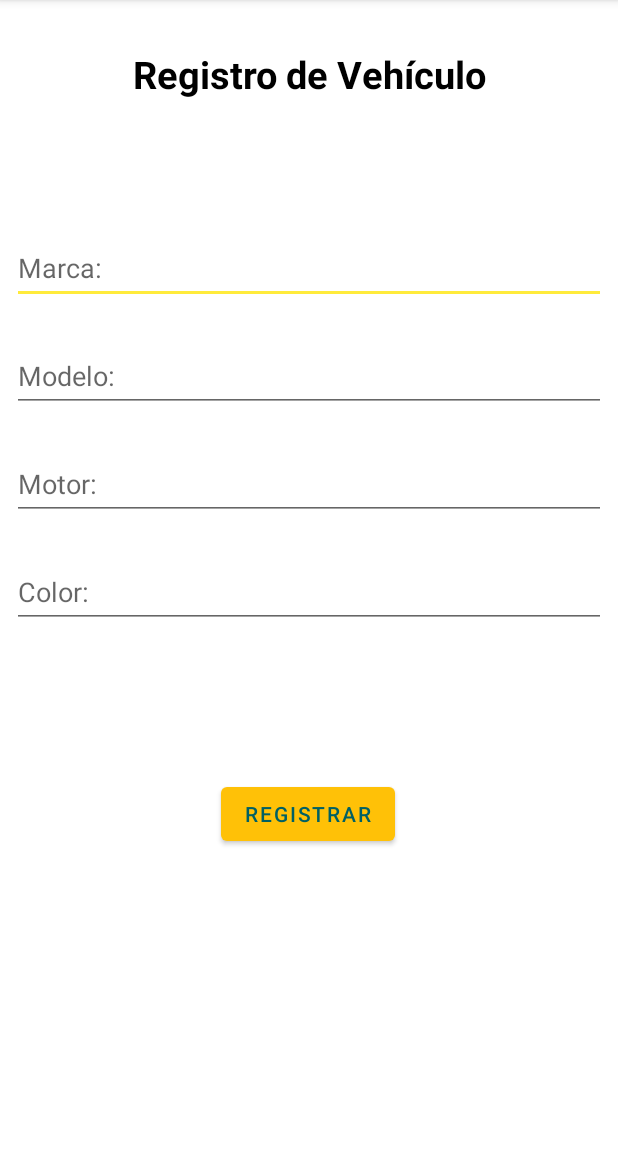
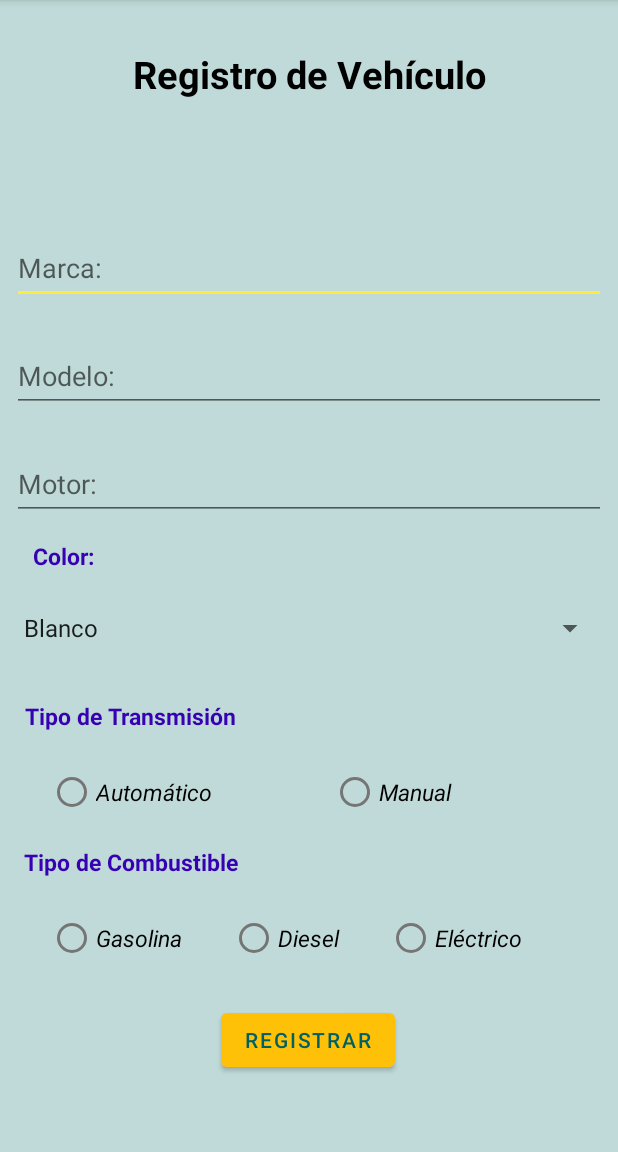
Before and after one commit to poncegamez1/CarsApp, an Android app: the screen it shows after launch (RegistroVehiculoActivity), on a phone screen of 412 x 824 dp, the part 84-1236 px from its top. Run offline under Robolectric (Android 15) with nearby library versions, the light colour scheme and no system bars.

Commit message:
Interfaz de registro de vehículo: se agregó spinner y radio buttons de transmisión y  combustible.

```diff
--- a/app/src/main/java/com/poncegamez/carsapp/RegistroVehiculoActivity.kt
+++ b/app/src/main/java/com/poncegamez/carsapp/RegistroVehiculoActivity.kt
@@ -4,6 +4,7 @@ import androidx.appcompat.app.AppCompatActivity
 import android.os.Bundle
 import android.widget.Button
 import android.widget.EditText
+import android.widget.Spinner
 
 class RegistroVehiculoActivity : AppCompatActivity() {
     override fun onCreate(savedInstanceState: Bundle?) {
@@ -14,7 +15,7 @@ class RegistroVehiculoActivity : AppCompatActivity() {
         var marcaEditText: EditText = findViewById(R.id.marca_edit_text)
         var modeloEditText: EditText = findViewById(R.id.modelo_edit_text)
         var motorEditText: EditText = findViewById(R.id.motor_edit_text)
-        var colorEditText: EditText = findViewById(R.id.color_edit_text)
+        val colorVehiculo: Spinner = findViewById(R.id.colores_spinner)
 
     }
 }
--- a/app/src/main/res/layout/activity_main.xml
+++ b/app/src/main/res/layout/activity_main.xml
@@ -4,7 +4,8 @@
     xmlns:app="http://schemas.android.com/apk/res-auto"
     xmlns:tools="http://schemas.android.com/tools"
     android:layout_width="match_parent"
-    android:layout_height="match_parent">
+    android:layout_height="match_parent"
+    android:background="#BFDAD8">
 
     <androidx.constraintlayout.widget.ConstraintLayout
         android:layout_width="match_parent"
--- a/app/src/main/res/layout/activity_registro_vehiculo.xml
+++ b/app/src/main/res/layout/activity_registro_vehiculo.xml
@@ -1,9 +1,16 @@
 <?xml version="1.0" encoding="utf-8"?>
-<androidx.constraintlayout.widget.ConstraintLayout xmlns:android="http://schemas.android.com/apk/res/android"
+
+<ScrollView xmlns:android="http://schemas.android.com/apk/res/android"
     xmlns:app="http://schemas.android.com/apk/res-auto"
     xmlns:tools="http://schemas.android.com/tools"
     android:layout_width="match_parent"
     android:layout_height="match_parent"
+    android:background="#BFDAD8">
+
+    <androidx.constraintlayout.widget.ConstraintLayout
+        android:layout_width="match_parent"
+        android:layout_height="wrap_content"
+        android:background="#BFDAD8"
         tools:context=".RegistroVehiculoActivity">
 
         <TextView
@@ -24,26 +31,26 @@
             android:layout_marginStart="8dp"
             android:layout_marginTop="88dp"
             android:layout_marginEnd="8dp"
+            android:autofillHints=""
             android:ems="10"
             android:hint="@string/marca"
             android:inputType="textPersonName"
             android:minHeight="48dp"
             app:layout_constraintEnd_toEndOf="parent"
             app:layout_constraintStart_toStartOf="parent"
-        app:layout_constraintTop_toBottomOf="@+id/textView10"
-        android:autofillHints="" />
+            app:layout_constraintTop_toBottomOf="@+id/textView10" />
 
         <Button
             android:id="@+id/registrar_button"
             android:layout_width="wrap_content"
             android:layout_height="wrap_content"
-        android:layout_marginTop="100dp"
+            android:layout_marginTop="20dp"
             android:text="@string/botonregistrar"
             android:textColor="#006064"
             app:layout_constraintEnd_toEndOf="parent"
             app:layout_constraintHorizontal_bias="0.498"
             app:layout_constraintStart_toStartOf="parent"
-        app:layout_constraintTop_toBottomOf="@+id/color_edit_text" />
+            app:layout_constraintTop_toBottomOf="@+id/radioGroup2" />
 
         <EditText
             android:id="@+id/modelo_edit_text"
@@ -77,19 +84,123 @@
             app:layout_constraintStart_toStartOf="parent"
             app:layout_constraintTop_toBottomOf="@+id/modelo_edit_text" />
 
-    <EditText
-        android:id="@+id/color_edit_text"
+        <Spinner
+            android:id="@+id/colores_spinner"
             android:layout_width="0dp"
             android:layout_height="wrap_content"
             android:layout_marginStart="8dp"
+            android:layout_marginTop="48dp"
+            android:layout_marginEnd="8dp"
+            android:entries="@array/colores"
+            android:minHeight="48dp"
+            android:spinnerMode="dropdown"
+            app:layout_constraintEnd_toEndOf="parent"
+            app:layout_constraintHorizontal_bias="0.0"
+            app:layout_constraintStart_toStartOf="parent"
+            app:layout_constraintTop_toBottomOf="@+id/motor_edit_text" />
+
+        <TextView
+            android:id="@+id/textView11"
+            style="@style/Subtitulos"
+            android:layout_width="wrap_content"
+            android:layout_height="wrap_content"
             android:layout_marginTop="24dp"
-        android:layout_marginEnd="8dp"
-        android:autofillHints=""
-        android:ems="10"
-        android:hint="@string/color"
-        android:inputType="textPersonName"
-        android:minHeight="48dp"
+            android:text="@string/transmision"
+            app:layout_constraintEnd_toEndOf="parent"
+            app:layout_constraintHorizontal_bias="0.062"
+            app:layout_constraintStart_toStartOf="parent"
+            app:layout_constraintTop_toBottomOf="@+id/colores_spinner" />
+
+        <RadioGroup
+            android:id="@+id/radioGroup"
+            android:layout_width="0dp"
+            android:layout_height="wrap_content"
+            android:layout_marginStart="32dp"
+            android:layout_marginTop="16dp"
+            android:layout_marginEnd="32dp"
+            android:orientation="horizontal"
             app:layout_constraintEnd_toEndOf="parent"
             app:layout_constraintStart_toStartOf="parent"
+            app:layout_constraintTop_toBottomOf="@+id/textView11">
+
+            <RadioButton
+                android:id="@+id/automaritico_radio_button"
+                style="@style/Texto_Normal"
+                android:layout_width="wrap_content"
+                android:layout_height="wrap_content"
+                android:layout_weight="1"
+                android:text="@string/automatico" />
+
+            <RadioButton
+                android:id="@+id/manual_radio_button"
+                style="@style/Texto_Normal"
+                android:layout_width="wrap_content"
+                android:layout_height="wrap_content"
+                android:layout_weight="1"
+                android:text="@string/manual" />
+        </RadioGroup>
+
+        <TextView
+            android:id="@+id/textView12"
+            style="@style/Subtitulos"
+            android:layout_width="wrap_content"
+            android:layout_height="wrap_content"
+            android:layout_marginTop="12dp"
+            android:text="@string/combustible"
+            app:layout_constraintEnd_toEndOf="parent"
+            app:layout_constraintHorizontal_bias="0.06"
+            app:layout_constraintStart_toStartOf="parent"
+            app:layout_constraintTop_toBottomOf="@+id/radioGroup" />
+
+        <RadioGroup
+            android:id="@+id/radioGroup2"
+            android:layout_width="0dp"
+            android:layout_height="wrap_content"
+            android:layout_marginStart="32dp"
+            android:layout_marginTop="16dp"
+            android:layout_marginEnd="32dp"
+            android:orientation="horizontal"
+            app:layout_constraintEnd_toEndOf="parent"
+            app:layout_constraintStart_toStartOf="parent"
+            app:layout_constraintTop_toBottomOf="@+id/textView12">
+
+            <RadioButton
+                android:id="@+id/gasolina_radio_button"
+                style="@style/Texto_Normal"
+                android:layout_width="wrap_content"
+                android:layout_height="wrap_content"
+                android:layout_weight="1"
+                android:text="@string/gasolina" />
+
+            <RadioButton
+                android:id="@+id/diesel_radio_button"
+                style="@style/Texto_Normal"
+                android:layout_width="wrap_content"
+                android:layout_height="wrap_content"
+                android:layout_weight="1"
+                android:text="@string/diesel" />
+
+            <RadioButton
+                android:id="@+id/electrico_radio_button"
+                style="@style/Texto_Normal"
+                android:layout_width="wrap_content"
+                android:layout_height="wrap_content"
+                android:layout_weight="1"
+                android:text="@string/electrico" />
+
+        </RadioGroup>
+
+        <TextView
+            android:id="@+id/textView13"
+            style="@style/Subtitulos"
+            android:layout_width="wrap_content"
+            android:layout_height="wrap_content"
+            android:text="@string/color"
+            app:layout_constraintBottom_toTopOf="@+id/colores_spinner"
+            app:layout_constraintEnd_toEndOf="parent"
+            app:layout_constraintHorizontal_bias="0.06"
+            app:layout_constraintStart_toStartOf="parent"
             app:layout_constraintTop_toBottomOf="@+id/motor_edit_text" />
+
     </androidx.constraintlayout.widget.ConstraintLayout>
+</ScrollView>
--- a/app/src/main/res/values/strings.xml
+++ b/app/src/main/res/values/strings.xml
@@ -7,4 +7,21 @@
     <string name="color">Color:</string>
     <string name="registrovehiculo">Registro de Vehículo</string>
     <string name="botonregistrar">Registrar</string>
+    <string name="automatico">Automático</string>
+    <string name="manual">Manual</string>
+    <string name="transmision">Tipo de Transmisión</string>
+    <string name="combustible">Tipo de Combustible</string>
+    <string name="gasolina">Gasolina</string>
+    <string name="diesel">Diesel</string>
+    <string name="electrico">Eléctrico</string>
+
+    <string-array name="colores">
+        <item>Blanco</item>
+        <item>Azul</item>
+        <item>Rojo</item>
+        <item>Verde</item>
+        <item>Gris</item>
+        <item>Negro</item>
+    </string-array>
+
 </resources>
```
Lines whose indentation alone changed are shown as unchanged.
